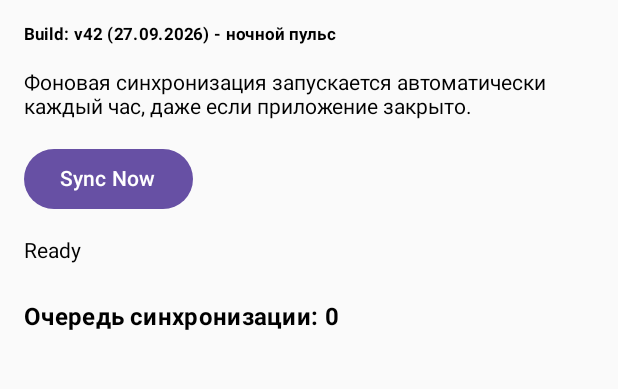
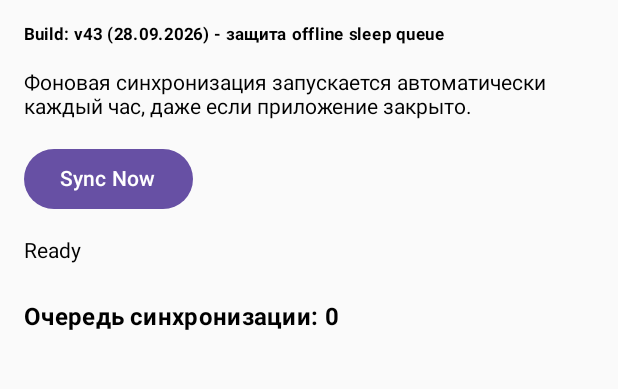
Before and after one commit to vsuh/sleepmon, an Android app built with Jetpack Compose: the screen it shows after launch (MainActivity), on a phone screen of 412 x 824 dp, the part 73-462 px from its top. Run offline under Robolectric (Android 15) with nearby library versions, the light colour scheme and no system bars; libraries missing offline, so code that uses them is left out: androidx.health.connect; pictures from the network do not load; 3 statements that could not run were skipped.

Commit message:
Bump Android build tag to v43 for offline queue fix

```diff
--- a/android_sync_app/app/src/main/java/com/example/sleepmonitorsync/MainActivity.kt
+++ b/android_sync_app/app/src/main/java/com/example/sleepmonitorsync/MainActivity.kt
@@ -43,8 +43,8 @@ class MainActivity : ComponentActivity() {
          * 2026-09-15 - see 10-projects/sleep-monitor/task.md "process rule" entry).
          * Format: "vN (ДД.ММ.ГГГГ) - краткое описание изменения".
          */
-        const val APP_BUILD_TAG = "v42 (27.09.2026) - ночной пульс"
-        const val LOG_TAG = "SleepMonitor-v42"
+        const val APP_BUILD_TAG = "v43 (28.09.2026) - защита offline sleep queue"
+        const val LOG_TAG = "SleepMonitor-v43"
     }
 
     private val permissions = setOf(
```
